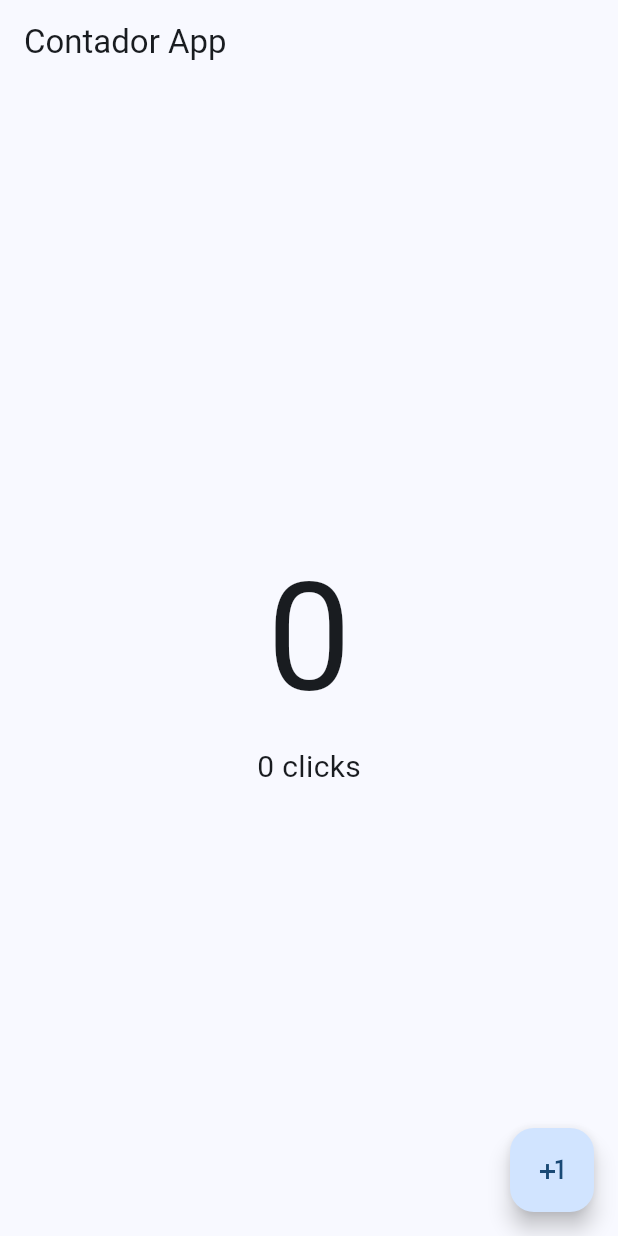
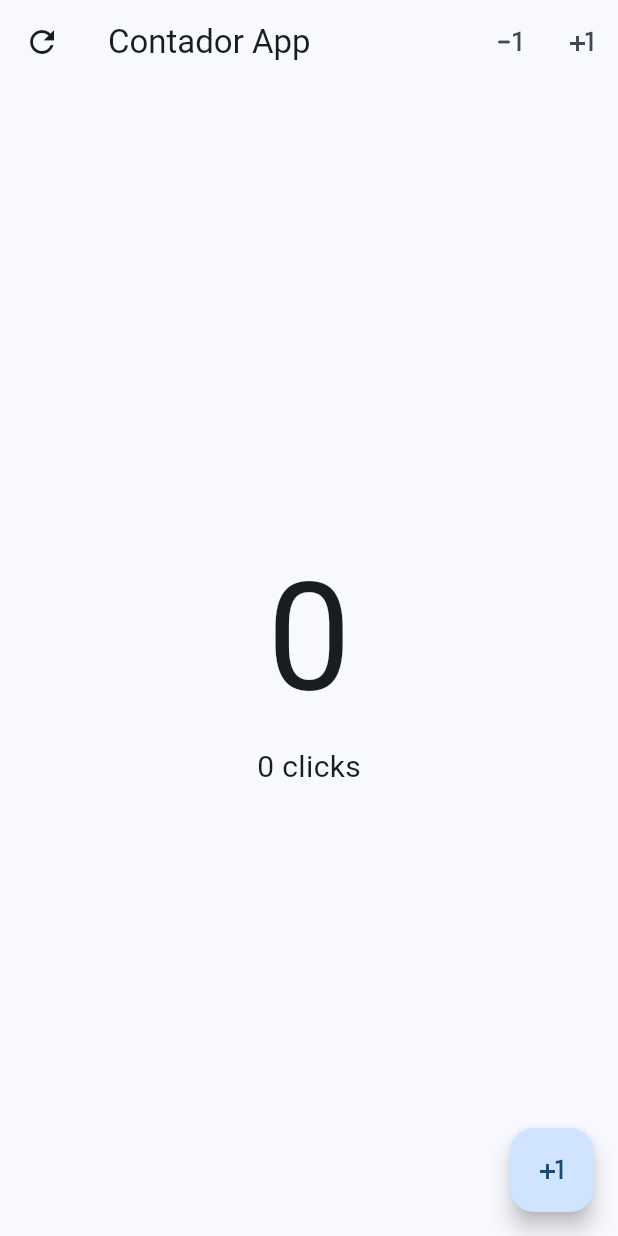
Before and after one commit to programadorlcgv/Contador_Flutter, a Flutter app: the screen it shows after launch, on a phone screen of 412 x 824 dp. Run offline on Flutter 3.47's test engine with Material 3 defaults, Android fonts, the phone set to English and light mode, and no system bars.

Commit message:
Añadido botón de reinicio en el AppBar y botones +1/-1. Creado nuevo archivo para gestionar estas funcionalidades.

```diff
--- a/contador_app/lib/main.dart
+++ b/contador_app/lib/main.dart
@@ -1,4 +1,5 @@
-import 'package:contador_app/presentation/screens/counter_screen.dart';
+import 'package:contador_app/presentation/screens/counter_functions_screen.dart';
+// import 'package:contador_app/presentation/screens/counter_screen.dart';
 import 'package:flutter/material.dart';
 
 void main() {
@@ -16,7 +17,7 @@ class MyApp extends StatelessWidget {
         colorSchemeSeed: Colors.blue
       ),
       home: Scaffold(
-        body: CounterScreen() ,
+        body: CounterFuntionsScreen() ,
       )
     );
   }
--- /dev/null
+++ b/contador_app/lib/presentation/screens/counter_functions_screen.dart
@@ -0,0 +1,64 @@
+import 'package:flutter/material.dart';
+
+class CounterFuntionsScreen extends StatefulWidget {
+
+
+  const CounterFuntionsScreen({super.key});
+
+  @override
+  State<CounterFuntionsScreen> createState() => _CounterFuntionsScreenState();
+}
+
+class _CounterFuntionsScreenState extends State<CounterFuntionsScreen> {
+
+  int clickCounter = 0;
+
+  @override
+  Widget build(BuildContext context) {
+    return Scaffold(
+      appBar: AppBar(
+        title: Text('Contador App'),
+        leading: IconButton(
+          onPressed: () {
+            setState(() {
+              clickCounter = 0;
+            });
+          },
+          icon: Icon(Icons.refresh)
+        ),
+        actions: [
+          IconButton(
+            onPressed: (){
+              setState(() {
+                clickCounter--;
+              });
+            }, icon: Icon(Icons.exposure_minus_1_rounded)
+          ),IconButton(
+            onPressed: (){
+              setState(() {
+                clickCounter++;
+              });
+            }, icon: Icon(Icons.plus_one_outlined))
+        ],
+      ),
+      body: Center(
+        child: Column(
+          mainAxisAlignment: MainAxisAlignment.center,
+          children: [
+            Text('$clickCounter',style: TextStyle(fontSize: 100, fontWeight: FontWeight.w400),),
+            Text('$clickCounter click${clickCounter == 1 ? '' : 's'}', style: TextStyle(fontSize: 20),)
+          ],
+        ),
+      ),
+      floatingActionButton: FloatingActionButton(
+        onPressed: () {
+          setState(() {
+            clickCounter++;
+          });
+
+        },
+        child: Icon(Icons.plus_one_outlined),
+      ),
+    );
+  }
+}
```
